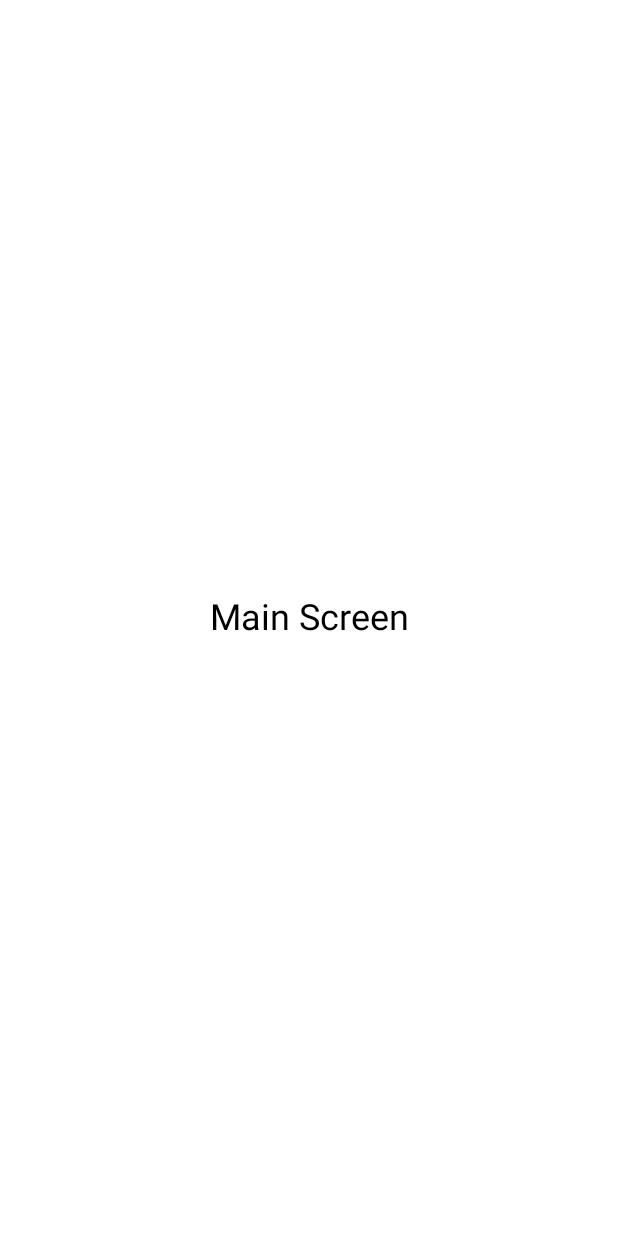
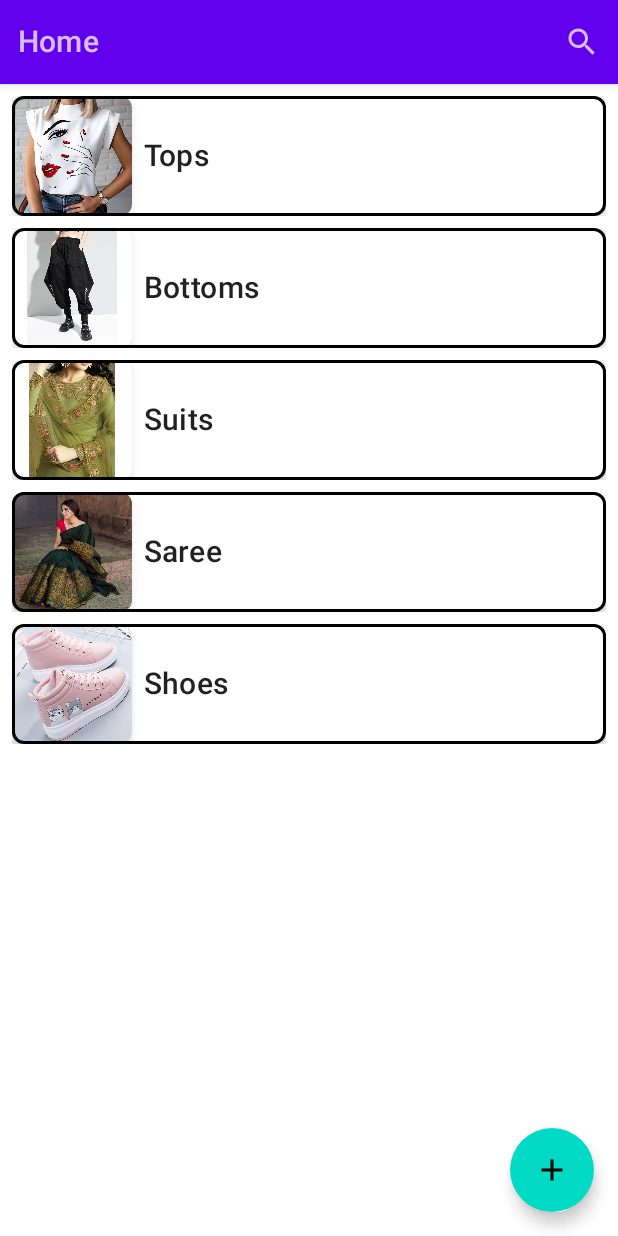
Before and after one commit to Mohammad-Aftab/VirtualCloset, an Android app built with Jetpack Compose: the screen it shows after launch (MainActivity), on a phone screen of 412 x 824 dp. Before the commit the screen is almost empty. Run offline under Robolectric (Android 15) with nearby library versions, the phone set to English and light mode, and no system bars.

Commit message:
Commit 12012023001

```diff
--- a/app/src/main/java/com/lordsam/virtualcloset/MainActivity.kt
+++ b/app/src/main/java/com/lordsam/virtualcloset/MainActivity.kt
@@ -6,10 +6,8 @@ import androidx.activity.compose.setContent
 import androidx.compose.foundation.layout.fillMaxSize
 import androidx.compose.material.MaterialTheme
 import androidx.compose.material.Surface
-import androidx.compose.material.Text
 import androidx.compose.runtime.Composable
 import androidx.compose.ui.Modifier
-import androidx.compose.ui.tooling.preview.Preview
 import com.lordsam.virtualcloset.navigation.Navigation
 import com.lordsam.virtualcloset.ui.theme.VirtualClosetTheme
 
--- /dev/null
+++ b/app/src/main/java/com/lordsam/virtualcloset/components/Cards.kt
@@ -0,0 +1,67 @@
+package com.lordsam.virtualcloset.components
+
+import androidx.compose.foundation.BorderStroke
+import androidx.compose.foundation.Image
+import androidx.compose.foundation.layout.*
+import androidx.compose.foundation.shape.RoundedCornerShape
+import androidx.compose.material.Card
+import androidx.compose.material.MaterialTheme
+import androidx.compose.material.Surface
+import androidx.compose.material.Text
+import androidx.compose.runtime.Composable
+import androidx.compose.ui.Alignment
+import androidx.compose.ui.Modifier
+import androidx.compose.ui.res.painterResource
+import androidx.compose.ui.res.stringResource
+import androidx.compose.ui.text.font.FontFamily
+import androidx.compose.ui.unit.dp
+import com.lordsam.virtualcloset.R
+
+
+@Composable
+fun CategoryCard(
+    imageID: Int,
+    text: String
+){
+    Surface (
+        modifier = Modifier
+            .fillMaxWidth()
+            .padding(4.dp)
+            ) {
+
+        Card (
+            border = BorderStroke(2.dp, MaterialTheme.colors.onBackground),
+            shape = RoundedCornerShape(8.dp),
+            elevation = 4.dp
+                ) {
+
+            Row(
+                verticalAlignment = Alignment.CenterVertically,
+                horizontalArrangement = Arrangement.Start
+            ) {
+
+                Surface(
+                    elevation = 4.dp,
+                    shape = RoundedCornerShape(8.dp),
+                    modifier = Modifier
+                        .size(80.dp)
+                ) {
+
+                    Image(
+                        painter = painterResource(id = imageID),
+                        contentDescription = stringResource(R.string.category_icon),
+                        modifier = Modifier
+                    )
+                }
+
+                Text(
+                    text = text,
+                    style = MaterialTheme.typography.h6,
+                    fontFamily = FontFamily.SansSerif,
+                    modifier = Modifier
+                        .padding(start = 8.dp)
+                )
+            }
+        }
+    }
+}
--- /dev/null
+++ b/app/src/main/java/com/lordsam/virtualcloset/data/CategoryData.kt
@@ -0,0 +1,6 @@
+package com.lordsam.virtualcloset.data
+
+data class CategoryData(
+    val imageID: Int,
+    val text: String
+)
--- /dev/null
+++ b/app/src/main/java/com/lordsam/virtualcloset/models/CategoryModel.kt
@@ -0,0 +1,28 @@
+package com.lordsam.virtualcloset.models
+
+import com.lordsam.virtualcloset.R
+import com.lordsam.virtualcloset.data.CategoryData
+
+
+fun categoryList() = listOf(
+    CategoryData(
+        imageID = R.drawable.top,
+        text = "Tops"
+    ),
+    CategoryData(
+        imageID = R.drawable.bottom,
+        text = "Bottoms"
+    ),
+    CategoryData(
+        imageID = R.drawable.suit,
+        text = "Suits"
+    ),
+    CategoryData(
+        imageID = R.drawable.saree,
+        text = "Saree"
+    ),
+    CategoryData(
+        imageID = R.drawable.shoe,
+        text = "Shoes"
+    ),
+)
--- a/app/src/main/java/com/lordsam/virtualcloset/navigation/MyNavigation.kt
+++ b/app/src/main/java/com/lordsam/virtualcloset/navigation/MyNavigation.kt
@@ -1,16 +1,10 @@
 package com.lordsam.virtualcloset.navigation
 
-import androidx.compose.foundation.layout.Box
-import androidx.compose.foundation.layout.fillMaxSize
-import androidx.compose.material.Text
 import androidx.compose.runtime.Composable
-import androidx.compose.ui.Alignment
-import androidx.compose.ui.Modifier
-import androidx.compose.ui.graphics.Color
-import androidx.compose.ui.unit.sp
 import androidx.navigation.compose.NavHost
 import androidx.navigation.compose.composable
 import androidx.navigation.compose.rememberNavController
+import com.lordsam.virtualcloset.screens.HomeScreen
 import com.lordsam.virtualcloset.screens.SplashScreen
 
 
@@ -23,10 +17,8 @@ fun Navigation() {
             SplashScreen(navController = navController)
         }
         // Main Screen
-        composable(Routes.mainScreen) {
-            Box(modifier = Modifier.fillMaxSize(), contentAlignment = Alignment.Center) {
-                Text(text = "Main Screen", color = Color.Black, fontSize = 24.sp)
-            }
+        composable(Routes.homeScreen) {
+            HomeScreen(navController = navController)
         }
     }
 }
--- a/app/src/main/java/com/lordsam/virtualcloset/navigation/Routes.kt
+++ b/app/src/main/java/com/lordsam/virtualcloset/navigation/Routes.kt
@@ -2,6 +2,6 @@ package com.lordsam.virtualcloset.navigation
 
 object Routes {
 
-    val mainScreen = "main_screen"
-    val splashScreen = "splash_screen"
+    const val homeScreen = "home_screen"
+    const val splashScreen = "splash_screen"
 }
--- /dev/null
+++ b/app/src/main/java/com/lordsam/virtualcloset/screens/HomeScreen.kt
@@ -0,0 +1,84 @@
+package com.lordsam.virtualcloset.screens
+
+import android.annotation.SuppressLint
+import androidx.compose.foundation.layout.Arrangement
+import androidx.compose.foundation.layout.Row
+import androidx.compose.foundation.layout.padding
+import androidx.compose.foundation.lazy.LazyColumn
+import androidx.compose.foundation.lazy.items
+import androidx.compose.material.*
+import androidx.compose.material.icons.Icons
+import androidx.compose.material.icons.filled.Add
+import androidx.compose.runtime.Composable
+import androidx.compose.ui.Alignment
+import androidx.compose.ui.Modifier
+import androidx.compose.ui.res.painterResource
+import androidx.compose.ui.res.stringResource
+import androidx.compose.ui.unit.dp
+import androidx.navigation.NavController
+import com.lordsam.virtualcloset.R
+import com.lordsam.virtualcloset.components.CategoryCard
+import com.lordsam.virtualcloset.models.categoryList
+
+
+@SuppressLint("UnusedMaterialScaffoldPaddingParameter")
+@Composable
+fun HomeScreen(navController: NavController) {
+
+    Scaffold(
+        topBar = {
+            TopAppBar(
+                elevation = 4.dp
+            ) {
+
+                Row(
+                    verticalAlignment = Alignment.CenterVertically,
+                    horizontalArrangement = Arrangement.SpaceBetween
+                ) {
+
+                    Text(
+                        text = stringResource(R.string.home),
+                        style = MaterialTheme.typography.h6,
+                        modifier = Modifier
+                            .weight(1f)
+                            .padding(horizontal = 8.dp)
+                    )
+
+                    Icon(
+                        painter = painterResource(id = R.drawable.ic_baseline_search_24),
+                        contentDescription = stringResource(R.string.search_icon),
+                        modifier = Modifier
+                            .padding(horizontal = 8.dp)
+                    )
+                }
+            }
+        },
+
+        floatingActionButton = {
+            FloatingActionButton(
+                elevation = FloatingActionButtonDefaults.elevation(),
+                onClick = { /*TODO*/ }
+            ) {
+                Icon(
+                    imageVector = Icons.Default.Add,
+                    contentDescription = stringResource(R.string.add_more_button)
+                )
+            }
+        },
+        floatingActionButtonPosition = FabPosition.End
+    ) {
+        Surface (
+            modifier = Modifier
+                .padding(4.dp)
+                ) {
+            LazyColumn{
+                items(categoryList()){ item ->
+                    CategoryCard(
+                        imageID = item.imageID,
+                        text = item.text
+                    )
+                }
+            }
+        }
+    }
+}
--- a/app/src/main/java/com/lordsam/virtualcloset/screens/SplashScreen.kt
+++ b/app/src/main/java/com/lordsam/virtualcloset/screens/SplashScreen.kt
@@ -18,7 +18,6 @@ import androidx.compose.ui.draw.scale
 import androidx.compose.ui.res.painterResource
 import androidx.compose.ui.res.stringResource
 import androidx.compose.ui.text.font.FontStyle
-import androidx.compose.ui.text.font.FontWeight
 import androidx.compose.ui.unit.dp
 import androidx.navigation.NavController
 import com.lordsam.virtualcloset.R
@@ -43,7 +42,7 @@ fun SplashScreen(navController: NavController) {
                 })
         )
         delay(3000L)
-        navController.navigate(Routes.mainScreen)
+        navController.navigate(Routes.homeScreen)
     }
     MainBody(scale)
 }
@@ -90,6 +89,7 @@ fun MainBody(scale: Animatable<Float, AnimationVector1D>) {
                     style = MaterialTheme.typography.caption,
                     fontStyle = FontStyle.Normal,
                     modifier = Modifier
+                        .padding(vertical = 8.dp)
                 )
             }
         }
--- /dev/null
+++ b/app/src/main/res/drawable/ic_baseline_search_24.xml
@@ -0,0 +1,5 @@
+<vector android:height="24dp" android:tint="#000000"
+    android:viewportHeight="24" android:viewportWidth="24"
+    android:width="24dp" xmlns:android="http://schemas.android.com/apk/res/android">
+    <path android:fillColor="@android:color/white" android:pathData="M15.5,14h-0.79l-0.28,-0.27C15.41,12.59 16,11.11 16,9.5 16,5.91 13.09,3 9.5,3S3,5.91 3,9.5 5.91,16 9.5,16c1.61,0 3.09,-0.59 4.23,-1.57l0.27,0.28v0.79l5,4.99L20.49,19l-4.99,-5zM9.5,14C7.01,14 5,11.99 5,9.5S7.01,5 9.5,5 14,7.01 14,9.5 11.99,14 9.5,14z"/>
+</vector>
--- a/app/src/main/res/values/strings.xml
+++ b/app/src/main/res/values/strings.xml
@@ -2,4 +2,8 @@
     <string name="app_name">Virtual Closet</string>
     <string name="app_logo">App Logo</string>
     <string name="by_potatowares">By Potatowares</string>
+    <string name="home">Home</string>
+    <string name="search_icon">Search Icon</string>
+    <string name="category_icon">Category Icon</string>
+    <string name="add_more_button">Add More Button</string>
 </resources>
```
Also changed, not shown: app/src/main/res/drawable-v24/bottom.gif (added), app/src/main/res/drawable-v24/saree.jpg (added), app/src/main/res/drawable-v24/shoe.jpg (added), app/src/main/res/drawable-v24/suit.jpg (added), app/src/main/res/drawable-v24/top.jpg (added).
